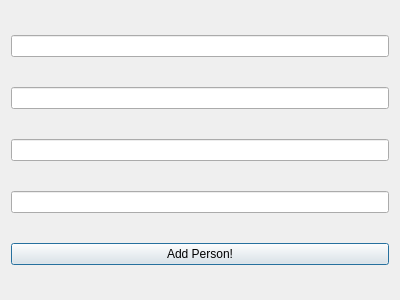
Before: the Qt Designer form addpersonwindow.ui in Fanneyyy/hairy-ironman, drawn with Qt 5.
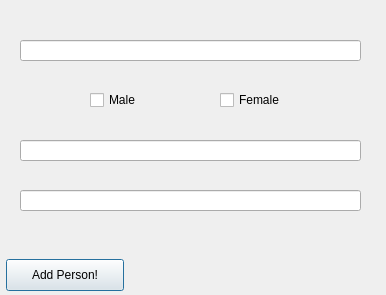
After: the same form once the commit is applied.

Commit message: laga add person

The edit to the form file:
```diff
--- a/addpersonwindow.ui
+++ b/addpersonwindow.ui
@@ -6,34 +6,85 @@
    <rect>
     <x>0</x>
     <y>0</y>
-    <width>400</width>
-    <height>300</height>
+    <width>386</width>
+    <height>295</height>
    </rect>
   </property>
   <property name="windowTitle">
    <string>Dialog</string>
   </property>
-  <layout class="QVBoxLayout" name="verticalLayout">
-   <item>
-    <widget class="QLineEdit" name="lineFullname"/>
-   </item>
-   <item>
-    <widget class="QLineEdit" name="lineGender"/>
-   </item>
-   <item>
-    <widget class="QLineEdit" name="lineYearOfBirth"/>
-   </item>
-   <item>
-    <widget class="QLineEdit" name="lineYearOfDeath"/>
-   </item>
-   <item>
-    <widget class="QPushButton" name="AddPersonButton">
-     <property name="text">
-      <string>Add Person!</string>
-     </property>
-    </widget>
-   </item>
-  </layout>
+  <widget class="QLineEdit" name="lineFullname">
+   <property name="geometry">
+    <rect>
+     <x>20</x>
+     <y>40</y>
+     <width>341</width>
+     <height>21</height>
+    </rect>
+   </property>
+  </widget>
+  <widget class="QLineEdit" name="lineYearOfBirth">
+   <property name="geometry">
+    <rect>
+     <x>20</x>
+     <y>140</y>
+     <width>341</width>
+     <height>21</height>
+    </rect>
+   </property>
+  </widget>
+  <widget class="QLineEdit" name="lineYearOfDeath">
+   <property name="geometry">
+    <rect>
+     <x>20</x>
+     <y>190</y>
+     <width>341</width>
+     <height>21</height>
+    </rect>
+   </property>
+  </widget>
+  <widget class="QPushButton" name="AddPersonButton">
+   <property name="geometry">
+    <rect>
+     <x>6</x>
+     <y>259</y>
+     <width>118</width>
+     <height>32</height>
+    </rect>
+   </property>
+   <property name="text">
+    <string>Add Person!</string>
+   </property>
+  </widget>
+  <widget class="QCheckBox" name="female_checkbox">
+   <property name="geometry">
+    <rect>
+     <x>220</x>
+     <y>90</y>
+     <width>70</width>
+     <height>20</height>
+    </rect>
+   </property>
+   <property name="layoutDirection">
+    <enum>Qt::LeftToRight</enum>
+   </property>
+   <property name="text">
+    <string>Female</string>
+   </property>
+  </widget>
+  <widget class="QCheckBox" name="male_checkbox">
+   <property name="geometry">
+    <rect>
+     <x>90</x>
+     <y>90</y>
+     <width>55</width>
+     <height>20</height>
+    </rect>
+   </property>
+   <property name="text">
+    <string>Male</string>
+   </property>
+  </widget>
  </widget>
  <resources/>
  <connections/>
```
The commit also changes 2 other files.
